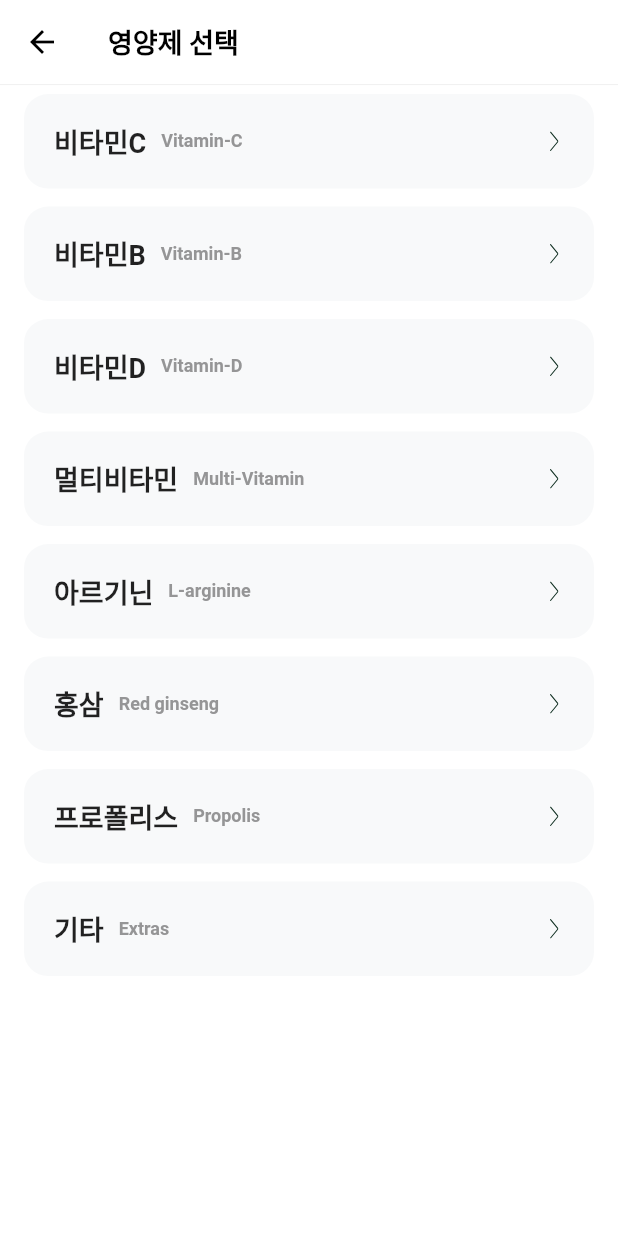
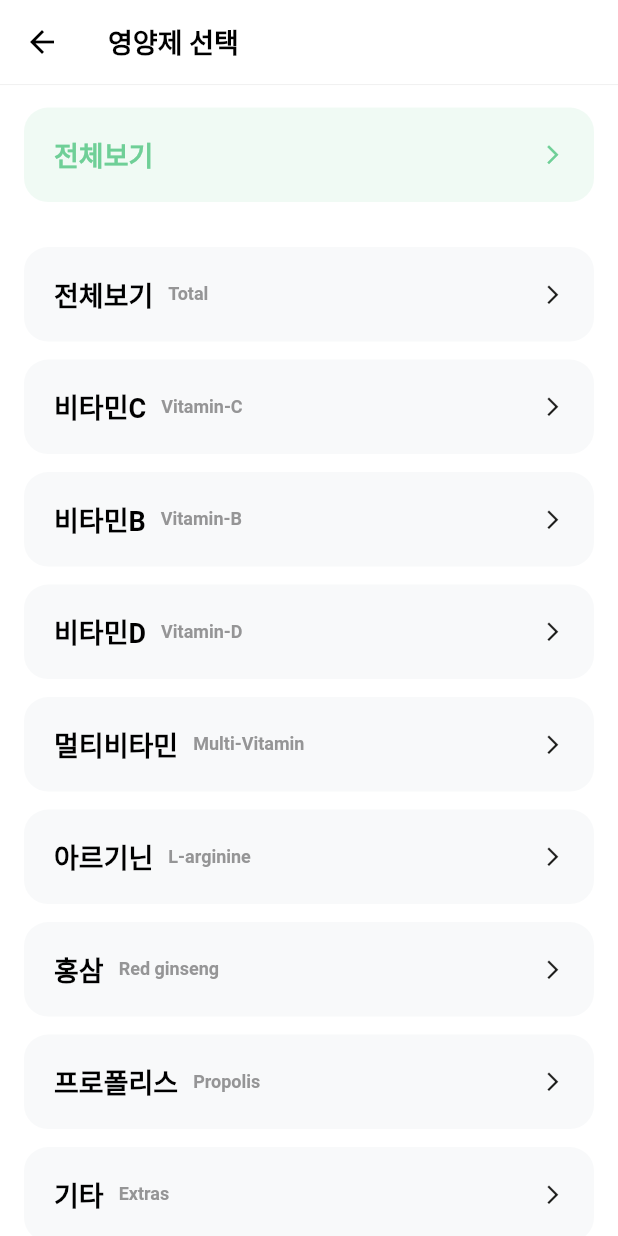
Before and after one commit to Petabyte-Studio/EasyPill_Client, a Flutter app: the CategoryView screen opened by its route, on a phone screen of 412 x 824 dp. Run offline on Flutter 3.47's test engine with Material 2 defaults, Android fonts, the light colour scheme and no system bars; our stand-ins replace badges, firebase_auth, firebase_core, flutter_svg; accounts and stored records are empty.

Commit message:
장바구니 뱃지 추가, 전체보기 추가, 칩 디자인 변경

```diff
--- a/lib/data/category.dart
+++ b/lib/data/category.dart
@@ -1,5 +1,6 @@
 class Category {
   static Map<String, String> categoryList = {
+    '전체보기': 'Total',
     '비타민C': 'Vitamin-C',
     '비타민B': 'Vitamin-B',
     '비타민D': 'Vitamin-D',
--- a/lib/views/category_view.dart
+++ b/lib/views/category_view.dart
@@ -29,13 +29,22 @@ class _CategoryView extends State<CategoryView> {
         elevation: 0,
         backgroundColor: Colors.white,
       ),
-      body: Container(
-        child: ListView.builder(
-          itemBuilder: (context, index) => CategoryCard(
-              Category.categoryList.keys.elementAt(index),
-              Category.categoryList.values.elementAt(index)),
-          itemCount: Category.categoryList.length,
-        ),
+      body: ListView(
+        children: <Widget>[
+          CategoryCard(
+            korCategory: '전체보기',
+            isAccent: true,
+            padding: EdgeInsets.only(left: 16, right: 16, top: 15, bottom: 24),
+          ),
+          ListView.builder(
+            shrinkWrap: true,
+            physics: const ScrollPhysics(),
+            itemBuilder: (context, index) => CategoryCard(
+                korCategory: Category.categoryList.keys.elementAt(index),
+                engCategory: Category.categoryList.values.elementAt(index)),
+            itemCount: Category.categoryList.length,
+          ),
+        ],
       ),
     );
   }
--- a/lib/views/widgets/category_card_widget.dart
+++ b/lib/views/widgets/category_card_widget.dart
@@ -2,20 +2,28 @@ import 'package:flutter/material.dart';
 import 'package:flutter_svg/flutter_svg.dart';
 
 class CategoryCard extends StatelessWidget {
-  String? _korCategory;
-  String? _engCategory;
+  String? korCategory;
+  String? engCategory;
+  bool isAccent = false;
+  EdgeInsets? padding;
 
-  CategoryCard(this._korCategory, this._engCategory);
+  CategoryCard(
+      {this.padding,
+      this.korCategory,
+      this.engCategory,
+      this.isAccent = false});
 
   @override
   Widget build(BuildContext context) {
     return GestureDetector(
       child: Card(
-        margin: const EdgeInsets.only(left: 16, right: 16, top: 6, bottom: 6),
+        margin: padding ??
+            const EdgeInsets.only(left: 16, right: 16, top: 6, bottom: 6),
         shape: RoundedRectangleBorder(
           borderRadius: BorderRadius.circular(16.0),
         ),
-        color: Color(0xFFF8F9FA),
+        color:
+            isAccent ? Color(0xFF6FCF97).withOpacity(0.1) : Color(0xFFF8F9FA),
         elevation: 0,
         child: Container(
           alignment: Alignment.centerLeft,
@@ -25,27 +33,34 @@ class CategoryCard extends StatelessWidget {
           child: Row(
             children: <Widget>[
               Text(
-                _korCategory ?? '로딩 중..',
-                style: TextStyle(fontSize: 18, fontWeight: FontWeight.bold),
+                korCategory ?? '로딩 중..',
+                style: TextStyle(
+                    fontSize: 18,
+                    fontWeight: FontWeight.bold,
+                    color: isAccent ? Color(0xFF6FCF97) : Colors.black),
               ),
               const SizedBox(width: 10),
-              Text(
-                _engCategory ?? 'Loading..',
-                style: const TextStyle(
-                    fontSize: 12,
-                    fontWeight: FontWeight.bold,
-                    color: Color(0xFF959596)),
-              ),
+              engCategory != null
+                  ? Text(
+                      engCategory ?? 'Loading..',
+                      style: TextStyle(
+                          fontSize: 12,
+                          fontWeight: FontWeight.bold,
+                          color:
+                              isAccent ? Color(0xFF6FCF97) : Color(0xFF959596)),
+                    )
+                  : Text(''),
               const Spacer(),
-              SvgPicture.asset('assets/images/rightArrow.svg',
-                  width: 13, height: 13, color: Color(0xFF123123)),
+              Icon(Icons.arrow_forward_ios,
+                  size: 15,
+                  color: isAccent ? Color(0xFF6FCF97) : Color(0xFF1D1D1B)),
             ],
           ),
         ),
       ),
       onTap: () {
         Navigator.of(context)
-            .pushNamed('/category/product', arguments: _korCategory);
+            .pushNamed('/category/product', arguments: korCategory);
       },
     );
   }
--- a/pubspec.yaml
+++ b/pubspec.yaml
@@ -37,6 +37,7 @@ dependencies:
   firebase_core: "^1.10.0"
   firebase_auth: "^3.2.0"
   flutter_svg: ^0.23.0+1
+  badges: ^2.0.2
 
 dev_dependencies:
   flutter_test:
```
Also changed, not shown: lib/views/detail_view.dart (+8 -3 lines), lib/views/product_view.dart (+30 -8 lines).
